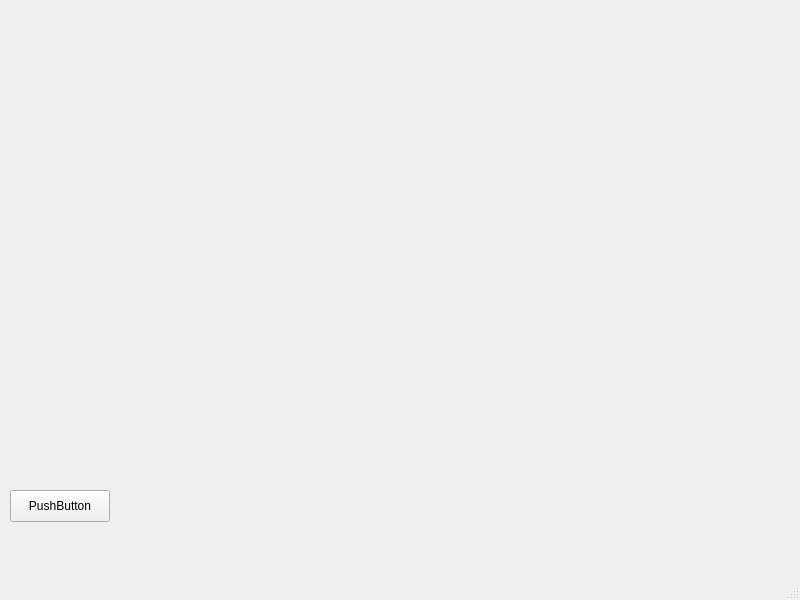
First picture: the form in ui/mainwindow.ui, repository mrutyunjayagadanayak/QRss, before the edit.
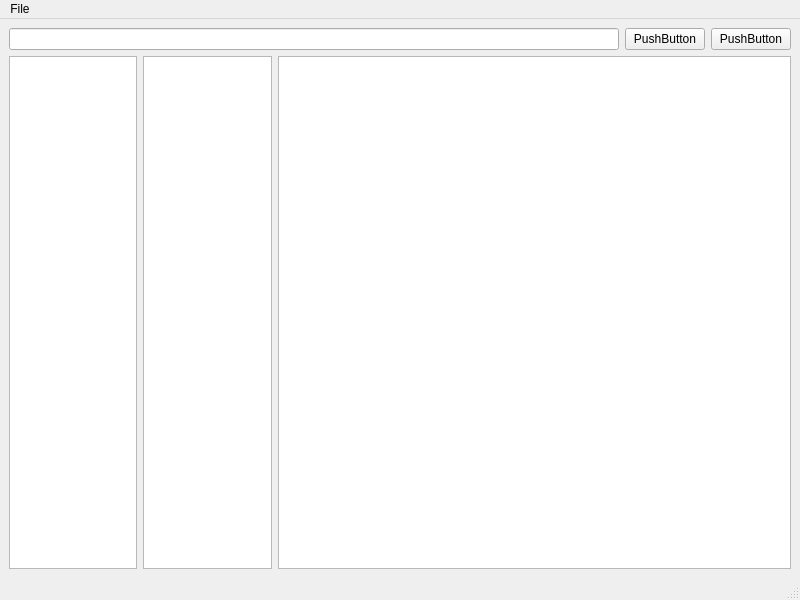
Second picture: the form after the edit.

The edit to the form file:
```diff
--- a/ui/mainwindow.ui
+++ b/ui/mainwindow.ui
@@ -14,19 +14,42 @@
    <string>MainWindow</string>
   </property>
   <widget class="QWidget" name="centralwidget">
-   <widget class="QPushButton" name="pushButton">
-    <property name="geometry">
-     <rect>
-      <x>10</x>
-      <y>490</y>
-      <width>100</width>
-      <height>32</height>
-     </rect>
-    </property>
-    <property name="text">
-     <string>PushButton</string>
-    </property>
-   </widget>
+   <layout class="QVBoxLayout" name="verticalLayout">
+    <item>
+     <layout class="QHBoxLayout" name="horizontalLayout">
+      <item>
+       <widget class="QLineEdit" name="addLineEdit"/>
+      </item>
+      <item>
+       <widget class="QPushButton" name="removeButton">
+        <property name="text">
+         <string>PushButton</string>
+        </property>
+       </widget>
+      </item>
+      <item>
+       <widget class="QPushButton" name="addButton">
+        <property name="text">
+         <string>PushButton</string>
+        </property>
+       </widget>
+      </item>
+     </layout>
+    </item>
+    <item>
+     <layout class="QHBoxLayout" name="horizontalLayout_2" stretch="1,1,4">
+      <item>
+       <widget class="QListWidget" name="listWidget"/>
+      </item>
+      <item>
+       <widget class="QTextBrowser" name="textBrowser"/>
+      </item>
+      <item>
+       <widget class="QListWidget" name="listWidget_2"/>
+      </item>
+     </layout>
+    </item>
+   </layout>
   </widget>
   <widget class="QMenuBar" name="menubar">
    <property name="geometry">
@@ -37,6 +60,14 @@
      <height>24</height>
     </rect>
    </property>
+   <widget class="QMenu" name="menuFile">
+    <property name="title">
+     <string>File</string>
+    </property>
+    <addaction name="actionQuit"/>
+    <addaction name="actionAbout"/>
+   </widget>
+   <addaction name="menuFile"/>
   </widget>
   <widget class="QStatusBar" name="statusbar"/>
  </widget>
```
Left out of the diff: 10 changed lines with no effect on the pictures.
